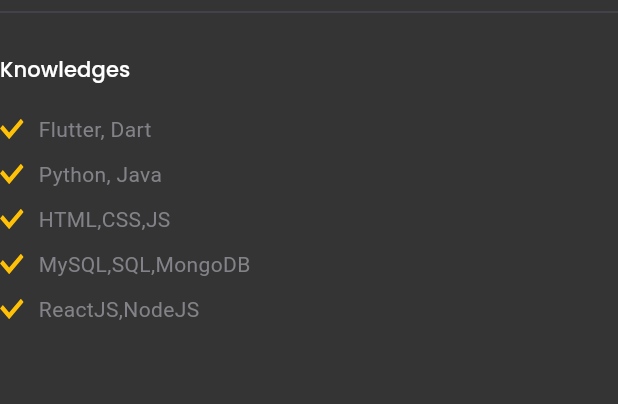
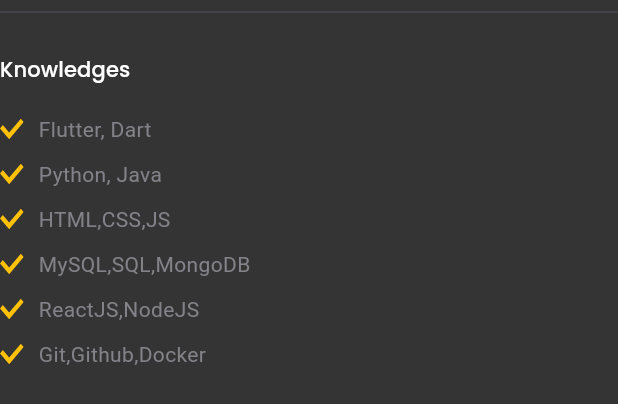
Before and after one commit to GiridharanS1729/flutter-portfolio, a Flutter app: the Knowledges widget shown alone on an empty page, opened directly, on a phone screen of 412 x 824 dp. Shown: the top 404 px of the screen. Run offline on Flutter 3.47's test engine with Material 3 defaults, Android fonts, the phone set to English and light mode, and no system bars; our stand-ins replace animated_text_kit, flutter_svg, google_fonts, open_file.

Commit message:
added skills 061220240358

```diff
--- a/lib/screens/main/components/knowledges.dart
+++ b/lib/screens/main/components/knowledges.dart
@@ -36,6 +36,9 @@
         KnowledgeText(
           text: "ReactJS,NodeJS",
         ),
+        KnowledgeText(
+          text: "Git,Github,Docker",
+        ),
       ],
     );
   }
```
